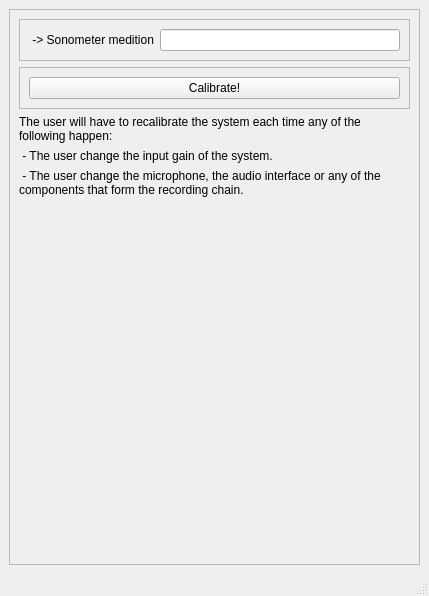
Old version of the form resources/ui/Calibrate.ui in the repository TheHawz/Quick-Scan.
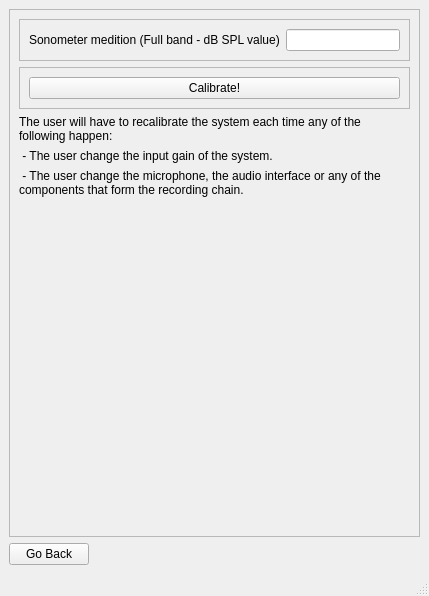
New version of the form.

The edit to the form file:
```diff
--- a/resources/ui/Calibrate.ui
+++ b/resources/ui/Calibrate.ui
@@ -14,7 +14,7 @@
    <string>MainWindow</string>
   </property>
   <widget class="QWidget" name="centralwidget">
-   <layout class="QHBoxLayout" name="horizontalLayout">
+   <layout class="QVBoxLayout" name="verticalLayout_2">
     <item>
      <widget class="QFrame" name="frame">
       <property name="frameShape">
@@ -36,7 +36,7 @@
           <item>
            <widget class="QLabel" name="label">
             <property name="text">
-             <string> -&gt; Sonometer medition</string>
+             <string>Sonometer medition (Full band - dB SPL value)</string>
             </property>
            </widget>
           </item>
@@ -114,6 +114,34 @@
       </layout>
      </widget>
     </item>
+    <item>
+     <layout class="QHBoxLayout" name="horizontalLayout_4">
+      <item>
+       <layout class="QHBoxLayout" name="horizontalLayout">
+        <item>
+         <widget class="QPushButton" name="go_back_button">
+          <property name="text">
+           <string>Go Back</string>
+          </property>
+         </widget>
+        </item>
+        <item>
+         <spacer name="horizontalSpacer">
+          <property name="orientation">
+           <enum>Qt::Horizontal</enum>
+          </property>
+          <property name="sizeHint" stdset="0">
+           <size>
+            <width>40</width>
+            <height>20</height>
+           </size>
+          </property>
+         </spacer>
+        </item>
+       </layout>
+      </item>
+     </layout>
+    </item>
    </layout>
   </widget>
   <widget class="QMenuBar" name="menubar">
```
